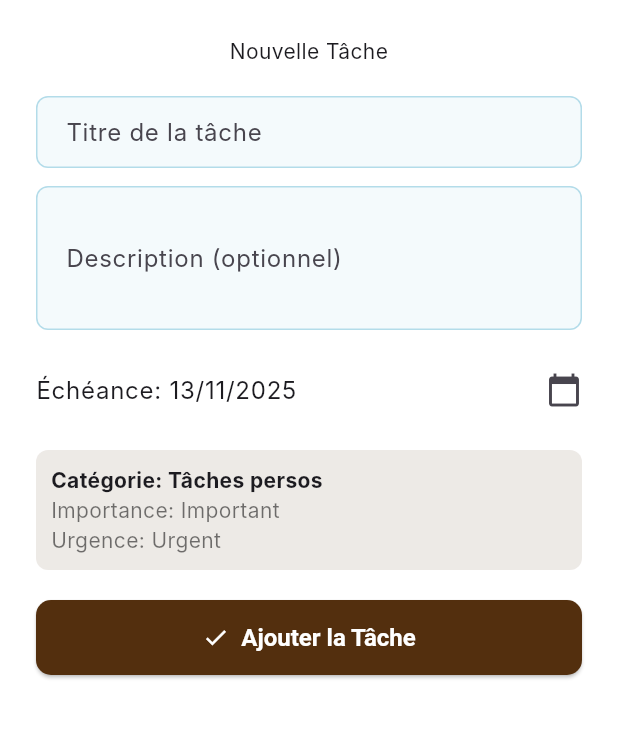
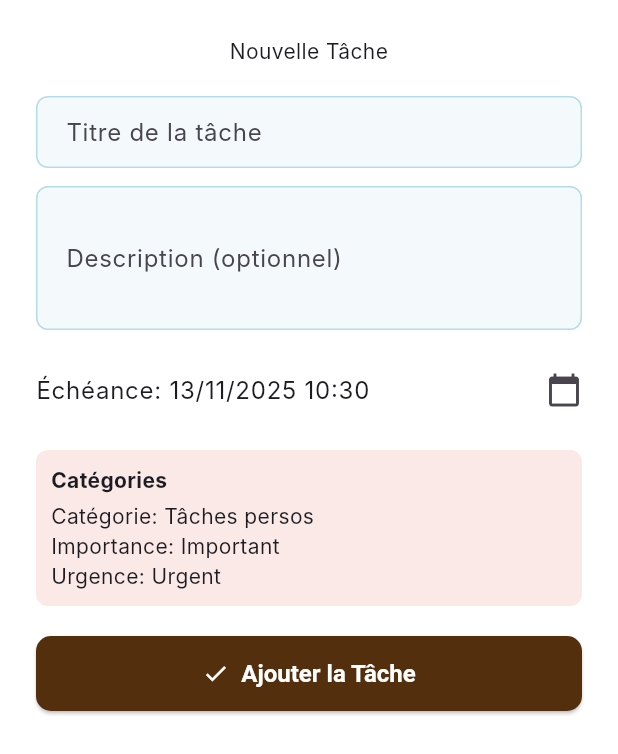
Before and after one commit to EliotLouys/task_planner, a Flutter app: the TaskFormModal widget shown alone on an empty page, opened directly with empty values, on a phone screen of 412 x 824 dp. Shown: the top 754 px of the screen. Run offline on Flutter 3.47's test engine with Material 3 defaults, Android fonts, the phone set to English and light mode, and no system bars; our stand-ins replace flutter_local_notifications, flutter_secure_storage, timezone; accounts and stored records are empty; Roboto replaces fonts that are missing (Inter).

Commit message:
Features: Capital first letter of input text, Change matrix position, French date picker

```diff
--- a/lib/ui/forms/task_form.dart
+++ b/lib/ui/forms/task_form.dart
@@ -2,7 +2,8 @@ import 'package:flutter/material.dart';
 import 'package:provider/provider.dart';
 import 'package:zbeub_task_plan/data/enums.dart';
 import 'package:zbeub_task_plan/data/tasks.dart';
-
+import 'package:zbeub_task_plan/theme/app_theme.dart';
+import 'package:zbeub_task_plan/ui/forms/matrix_change_form.dart';
 
 // Function to show the bottom sheet
 void showTaskFormModal(
@@ -128,15 +129,14 @@ class _TaskFormModalState extends State<TaskFormModal> {
   void _submitForm() {
     if (_formKey.currentState!.validate()) {
       final task = Tasks(
-        // Preserve ID and isCompleted status if editing
         id: isEditing ? widget.taskToEdit!.id : null,
         isCompleted: isEditing ? widget.taskToEdit!.isCompleted : false,
         title: _titleController.text,
         description: _descriptionController.text,
         dueDate: _selectedDate,
-        category: _selectedCategory,
-        isImportant: _selectedImportance,
-        isUrgent: _selectedUrgency,
+        category: widget.taskToEdit?.category ?? _selectedCategory,
+        isImportant: widget.taskToEdit?.isImportant ?? _selectedImportance,
+        isUrgent: widget.taskToEdit?.isUrgent ?? _selectedUrgency,
       );
 
       // Use the appropriate provider method
@@ -150,10 +150,39 @@ class _TaskFormModalState extends State<TaskFormModal> {
     }
   }
 
+  void _launchMatrixChangeForm() {
+    if (widget.taskToEdit != null) {
+      // 1. Close the current task form (crucial for good UX)
+      Navigator.pop(context);
+
+      // 2. Launch the new modal with the task to be updated
+      showMatrixChangeModal(
+        context,
+        taskToUpdate: widget.taskToEdit!,
+      );
+    }
+  }
+
+
   @override
   Widget build(BuildContext context) {
     // Determine the space needed when the keyboard is open
     final bottomPadding = MediaQuery.of(context).viewInsets.bottom;
+
+    final displayTask = widget.taskToEdit ?? Tasks(
+      title: 'N/A',
+      description: '',
+      dueDate: _selectedDate,
+      category: _selectedCategory,
+      isImportant: _selectedImportance,
+      isUrgent: _selectedUrgency,
+    );
+
+    // Get the color for the display box
+    final quadrantColor = AppTheme.getQuadrantColor(
+      importance: displayTask.isImportant,
+      urgency: displayTask.isUrgent,
+    );
 
     return Padding(
       // Ensure the content is visible above the keyboard
@@ -178,6 +207,7 @@ class _TaskFormModalState extends State<TaskFormModal> {
                 // 1. Title Input
                 TextFormField(
                   controller: _titleController,
+                  textCapitalization: TextCapitalization.sentences,
                   decoration: const InputDecoration(
                     labelText: 'Titre de la tâche',
                     border: OutlineInputBorder(),
@@ -194,6 +224,7 @@ class _TaskFormModalState extends State<TaskFormModal> {
                 // 2. Description Input
                 TextFormField(
                   controller: _descriptionController,
+                  textCapitalization: TextCapitalization.sentences,
                   maxLines: 3,
                   decoration: const InputDecoration(
                     labelText: 'Description (optionnel)',
@@ -204,7 +235,7 @@ class _TaskFormModalState extends State<TaskFormModal> {
 
                 // 3. Due Date Picker
                 ListTile(
-                  title: Text('Échéance: ${_selectedDate.day}/${_selectedDate.month}/${_selectedDate.year}'),
+                  title: Text('Échéance: ${_selectedDate.day}/${_selectedDate.month}/${_selectedDate.year} ${_selectedDate.hour}:${_selectedDate.minute}'),
                   trailing: const Icon(Icons.calendar_today),
                   onTap: () => _selectDateAndTime(context),
                   contentPadding: EdgeInsets.zero,
@@ -212,22 +243,28 @@ class _TaskFormModalState extends State<TaskFormModal> {
                 const SizedBox(height: 12),
 
                 // 4. Matrix Info (Non-editable as it's passed from the quadrant)
-                Container(
+                InkWell(
+                  onTap: isEditing ? _launchMatrixChangeForm : null, // Only clickable when editing
+                  child: Container(
                     padding: const EdgeInsets.all(10),
                     decoration: BoxDecoration(
-                    color: Theme.of(context).colorScheme.primary.withOpacity(0.1),
+                      color: quadrantColor.withOpacity(0.1),
                       borderRadius: BorderRadius.circular(8),
+                      border: isEditing
+                        ? Border.all(color: Theme.of(context).colorScheme.primary.withOpacity(0.5), width: 1)
+                        : null,
                     ),
                     child: Column(
                       crossAxisAlignment: CrossAxisAlignment.start,
                       children: [
-                      Text('Catégorie: ${getTasksCategoryName(_selectedCategory)}',
+                        Text(isEditing ? 'Catégories (Cliquer pour changer)' : 'Catégories ',
                           style: const TextStyle(fontWeight: FontWeight.bold)),
-                      Text('Importance: ${getImportanceLevelName(widget.initialImportanceString)}',
-                        style: const TextStyle(color: Colors.black54)),
-                      Text('Urgence: ${getUrgencyLevelName(widget.initialUrgencyString)}',
-                        style: const TextStyle(color: Colors.black54)),
+                        const SizedBox(height: 4),
+                        Text('Catégorie: ${getTasksCategoryName(displayTask.category)}'),
+                        Text('Importance: ${getImportanceLevelName(displayTask.isImportant)}'),
+                        Text('Urgence: ${getUrgencyLevelName(displayTask.isUrgent)}'),
                       ],
+                    ),
                   ),
                 ),
                 const SizedBox(height: 20),
--- a/pubspec.yaml
+++ b/pubspec.yaml
@@ -34,7 +34,9 @@ dependencies:
   provider: ^6.1.5+1
   uuid: ^4.5.1
   flutter_local_notifications: ^17.1.2
-
+  flutter_localizations:
+    sdk: flutter
+  intl: ^0.20.2
   # The following adds the Cupertino Icons font to your application.
   # Use with the CupertinoIcons class for iOS style icons.
   cupertino_icons: ^1.0.8
```
Also changed, not shown: lib/main.dart (+15 -0 lines), lib/ui/forms/matrix_change_form.dart (added, +169 -0 lines), lib/ui/selection_page/selection_page.dart (+68 -83 lines), pubspec.lock. Lines whose indentation alone changed are shown as unchanged.
